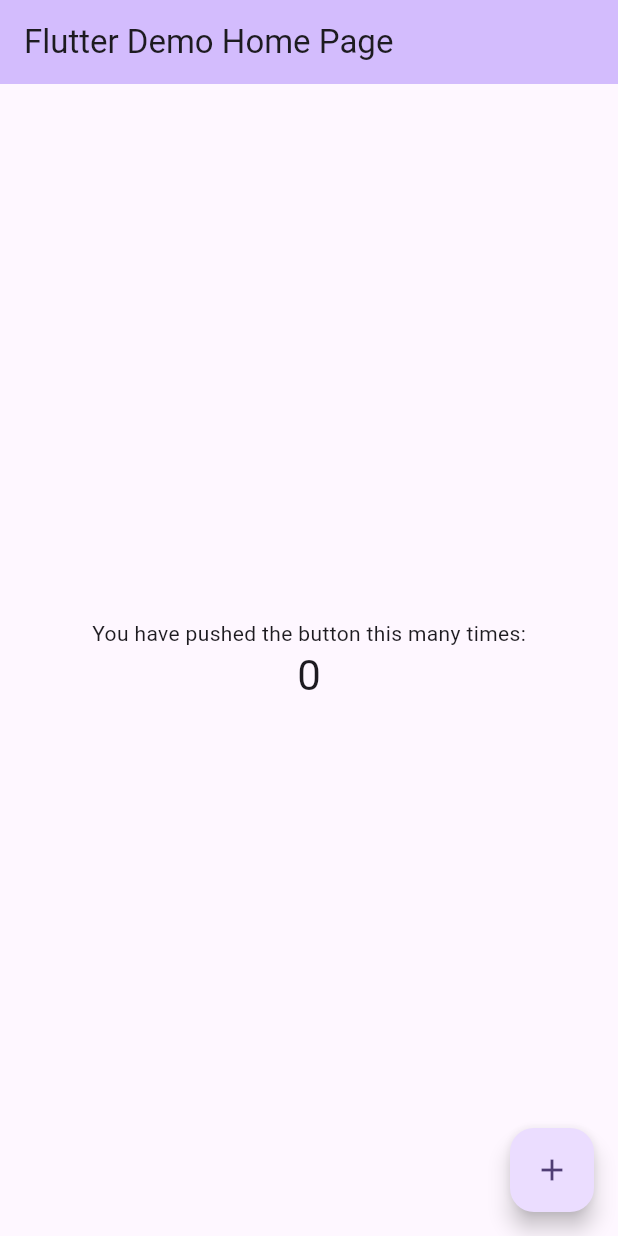
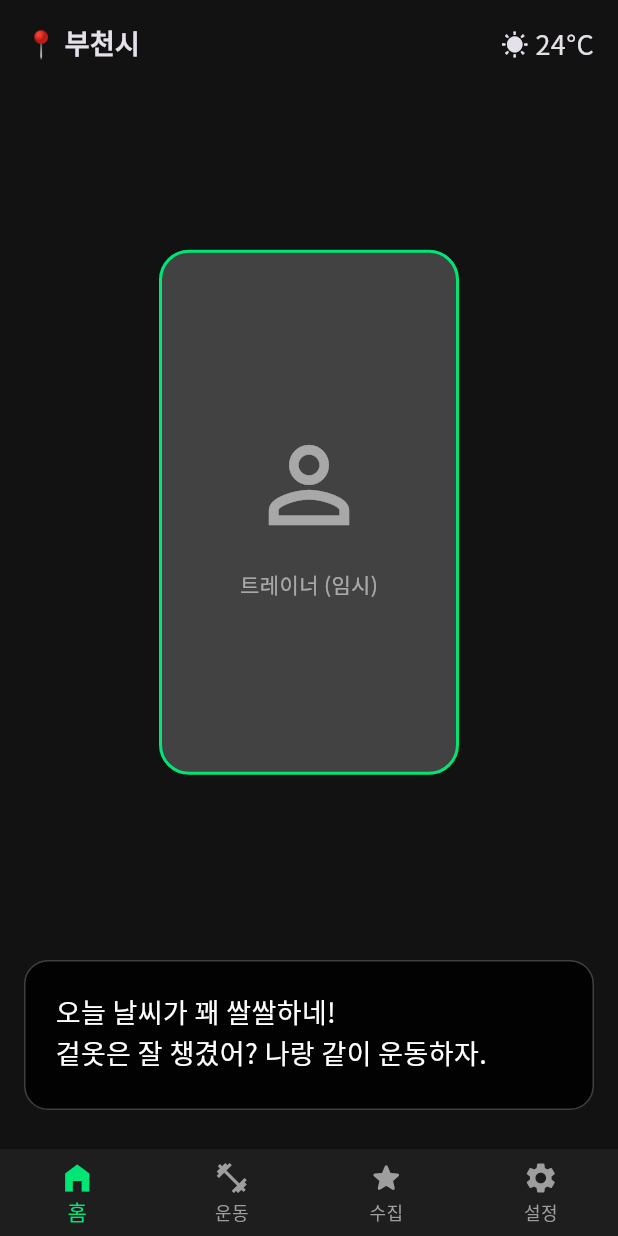
Before and after one commit to ILLUMIN4TION/WeatherExer, a Flutter app: the screen it shows after launch, on a phone screen of 412 x 824 dp. Run offline on Flutter 3.47's test engine with Material 3 defaults, Android fonts, the phone set to English and light mode, and no system bars; our stand-ins replace audioplayers, google_fonts.

Commit message:
2번쨰 커밋, live2d 캐릭터 테스트용 에셋 및 출력될 홈스크린화면 코드

```diff
--- /dev/null
+++ b/lib/core/utils/kma_converter.dart
@@ -0,0 +1,45 @@
+import 'dart:math';
+
+/// 기상청 단기예보(동네예보) 격자 좌표 변환기
+/// (위도, 경도) <-> (X, Y)
+class KmaConverter {
+  // 기상청에서 제공하는 변환 상수들 (람베르트 원추 등각 투영법)
+  static const double RE = 6371.00877; // 지구 반경(km)
+  static const double GRID = 5.0;      // 격자 간격(km)
+  static const double SLAT1 = 30.0;    // 투영 위도1(degree)
+  static const double SLAT2 = 60.0;    // 투영 위도2(degree)
+  static const double OLON = 126.0;    // 기준점 경도(degree)
+  static const double OLAT = 38.0;     // 기준점 위도(degree)
+  static const double XO = 43;         // 기준점 X좌표(GRID)
+  static const double YO = 136;        // 기준점 Y좌표(GRID)
+
+  /// 위경도를 기상청 X, Y 격자 좌표로 변환하는 함수
+  static Map<String, int> latLonToGrid(double lat, double lon) {
+    double degrad = pi / 180.0;
+
+    double re = RE / GRID;
+    double slat1 = SLAT1 * degrad;
+    double slat2 = SLAT2 * degrad;
+    double olon = OLON * degrad;
+    double olat = OLAT * degrad;
+
+    double sn = tan(pi * 0.25 + slat2 * 0.5) / tan(pi * 0.25 + slat1 * 0.5);
+    sn = log(cos(slat1) / cos(slat2)) / log(sn);
+    double sf = tan(pi * 0.25 + slat1 * 0.5);
+    sf = pow(sf, sn) * cos(slat1) / sn;
+    double ro = tan(pi * 0.25 + olat * 0.5);
+    ro = re * sf / pow(ro, sn);
+
+    double ra = tan(pi * 0.25 + (lat) * 0.5);
+    ra = re * sf / pow(ra, sn);
+    double theta = lon * degrad - olon;
+    if (theta > pi) theta -= 2.0 * pi;
+    if (theta < -pi) theta += 2.0 * pi;
+    theta *= sn;
+
+    int x = (ra * sin(theta) + XO + 0.5).floor();
+    int y = (ro - ra * cos(theta) + YO + 0.5).floor();
+
+    return {'x': x, 'y': y};
+  }
+}
--- a/lib/main.dart
+++ b/lib/main.dart
@@ -1,122 +1,35 @@
+// lib/main.dart
 import 'package:flutter/material.dart';
+import 'package:google_fonts/google_fonts.dart';
+import 'screens/main_navigation.dart'; // 분리한 네비게이션 파일 import
 
 void main() {
-  runApp(const MyApp());
+  // 나중에 여기에 Hive 초기화, .env 로드 같은 세팅 로직이 들어갈 자리야!
+  runApp(const WeathexerApp());
 }
 
-class MyApp extends StatelessWidget {
-  const MyApp({super.key});
+class WeathexerApp extends StatelessWidget {
+  const WeathexerApp({super.key});
 
-  // This widget is the root of your application.
   @override
   Widget build(BuildContext context) {
     return MaterialApp(
-      title: 'Flutter Demo',
+      title: 'Weathexer',
+      debugShowCheckedModeBanner: false,
       theme: ThemeData(
-        // This is the theme of your application.
-        //
-        // TRY THIS: Try running your application with "flutter run". You'll see
-        // the application has a purple toolbar. Then, without quitting the app,
-        // try changing the seedColor in the colorScheme below to Colors.green
-        // and then invoke "hot reload" (save your changes or press the "hot
-        // reload" button in a Flutter-supported IDE, or press "r" if you used
-        // the command line to start the app).
-        //
-        // Notice that the counter didn't reset back to zero; the application
-        // state is not lost during the reload. To reset the state, use hot
-        // restart instead.
-        //
-        // This works for code too, not just values: Most code changes can be
-        // tested with just a hot reload.
-        colorScheme: .fromSeed(seedColor: Colors.deepPurple),
+        brightness: Brightness.dark,
+        scaffoldBackgroundColor: const Color(0xFF121212),
+        primaryColor: const Color(0xFF00E676), // 포인트 컬러: 네온 민트
+        textTheme: GoogleFonts.notoSansKrTextTheme(
+          ThemeData(brightness: Brightness.dark).textTheme,
+        ),
+        bottomNavigationBarTheme: const BottomNavigationBarThemeData(
+          backgroundColor: Color(0xFF1E1E1E),
+          selectedItemColor: Color(0xFF00E676),
+          unselectedItemColor: Colors.grey,
+        ),
       ),
-      home: const MyHomePage(title: 'Flutter Demo Home Page'),
+      home: const MainNavigation(), // 시작 화면을 네비게이션으로 지정!
     );
   }
 }
-
-class MyHomePage extends StatefulWidget {
-  const MyHomePage({super.key, required this.title});
-
-  // This widget is the home page of your application. It is stateful, meaning
-  // that it has a State object (defined below) that contains fields that affect
-  // how it looks.
-
-  // This class is the configuration for the state. It holds the values (in this
-  // case the title) provided by the parent (in this case the App widget) and
-  // used by the build method of the State. Fields in a Widget subclass are
-  // always marked "final".
-
-  final String title;
-
-  @override
-  State<MyHomePage> createState() => _MyHomePageState();
-}
-
-class _MyHomePageState extends State<MyHomePage> {
-  int _counter = 0;
-
-  void _incrementCounter() {
-    setState(() {
-      // This call to setState tells the Flutter framework that something has
-      // changed in this State, which causes it to rerun the build method below
-      // so that the display can reflect the updated values. If we changed
-      // _counter without calling setState(), then the build method would not be
-      // called again, and so nothing would appear to happen.
-      _counter++;
-    });
-  }
-
-  @override
-  Widget build(BuildContext context) {
-    // This method is rerun every time setState is called, for instance as done
-    // by the _incrementCounter method above.
-    //
-    // The Flutter framework has been optimized to make rerunning build methods
-    // fast, so that you can just rebuild anything that needs updating rather
-    // than having to individually change instances of widgets.
-    return Scaffold(
-      appBar: AppBar(
-        // TRY THIS: Try changing the color here to a specific color (to
-        // Colors.amber, perhaps?) and trigger a hot reload to see the AppBar
-        // change color while the other colors stay the same.
-        backgroundColor: Theme.of(context).colorScheme.inversePrimary,
-        // Here we take the value from the MyHomePage object that was created by
-        // the App.build method, and use it to set our appbar title.
-        title: Text(widget.title),
-      ),
-      body: Center(
-        // Center is a layout widget. It takes a single child and positions it
-        // in the middle of the parent.
-        child: Column(
-          // Column is also a layout widget. It takes a list of children and
-          // arranges them vertically. By default, it sizes itself to fit its
-          // children horizontally, and tries to be as tall as its parent.
-          //
-          // Column has various properties to control how it sizes itself and
-          // how it positions its children. Here we use mainAxisAlignment to
-          // center the children vertically; the main axis here is the vertical
-          // axis because Columns are vertical (the cross axis would be
-          // horizontal).
-          //
-          // TRY THIS: Invoke "debug painting" (choose the "Toggle Debug Paint"
-          // action in the IDE, or press "p" in the console), to see the
-          // wireframe for each widget.
-          mainAxisAlignment: .center,
-          children: [
-            const Text('You have pushed the button this many times:'),
-            Text(
-              '$_counter',
-              style: Theme.of(context).textTheme.headlineMedium,
-            ),
-          ],
-        ),
-      ),
-      floatingActionButton: FloatingActionButton(
-        onPressed: _incrementCounter,
-        tooltip: 'Increment',
-        child: const Icon(Icons.add),
-      ),
-    );
-  }
-}
--- /dev/null
+++ b/lib/models/character_info.dart
@@ -0,0 +1,9 @@
+class CharacterInfo {
+  final String name;
+  final String blipSoundPath;
+
+  CharacterInfo({
+    required this.name,
+    required this.blipSoundPath,
+  });
+}
--- /dev/null
+++ b/lib/screens/home/home_screen.dart
@@ -0,0 +1,108 @@
+import 'package:flutter/material.dart';
+// 아까 만든 타이프라이터 위젯과 모델을 import 해줘 (경로는 본인 프로젝트에 맞게 확인)
+import '../../widgets/custom/typewriter_text.dart';
+import '../../models/character_info.dart';
+
+class HomeScreen extends StatefulWidget {
+  const HomeScreen({super.key});
+
+  @override
+  State<HomeScreen> createState() => _HomeScreenState();
+}
+
+class _HomeScreenState extends State<HomeScreen> {
+  // 임시 캐릭터 데이터 생성
+  final CharacterInfo dummyCharacter = CharacterInfo(
+    name: "트레이너",
+    blipSoundPath: "assets/audio/sound_effect/blip.wav", // 여기에 본인이 넣은 파일명 입력!
+  );
+
+  @override
+  Widget build(BuildContext context) {
+    return Scaffold(
+      // 배경색은 전체 테마를 따라가지만 명시적으로 다크하게 설정
+      backgroundColor: const Color(0xFF121212),
+      body: SafeArea(
+        child: Column(
+          children: [
+            // 1. 상단: 날씨 정보 (임시)
+            Padding(
+              padding: const EdgeInsets.all(16.0),
+              child: Row(
+                mainAxisAlignment: MainAxisAlignment.spaceBetween,
+                children: const [
+                  Text(
+                    "📍 부천시",
+                    style: TextStyle(fontSize: 18, fontWeight: FontWeight.bold),
+                  ),
+                  Text("☀️ 24°C", style: TextStyle(fontSize: 18)),
+                ],
+              ),
+            ),
+
+            // 2. 중앙: 캐릭터 임시 플레이스홀더 (도형)
+            Expanded(
+              child: Center(
+                child: Container(
+                  width: 200,
+                  height: 350,
+                  decoration: BoxDecoration(
+                    color: Colors.grey.shade800,
+                    borderRadius: BorderRadius.circular(20),
+                    border: Border.all(
+                      color: const Color(0xFF00E676),
+                      width: 2,
+                    ), // 민트색 테두리
+                  ),
+                  child: Column(
+                    mainAxisAlignment: MainAxisAlignment.center,
+                    children: [
+                      const Icon(
+                        Icons.person_outline,
+                        size: 80,
+                        color: Colors.white54,
+                      ),
+                      const SizedBox(height: 16),
+                      Text(
+                        "${dummyCharacter.name} (임시)",
+                        style: const TextStyle(color: Colors.white54),
+                      ),
+                    ],
+                  ),
+                ),
+              ),
+            ),
+
+            // 3. 하단: 대화창 및 타이프라이터 텍스트
+            Padding(
+              padding: const EdgeInsets.all(16.0),
+              child: Container(
+                width: double.infinity,
+                // 🔥 수정된 부분: minHeight 대신 constraints 속성 사용
+                constraints: const BoxConstraints(minHeight: 100),
+                padding: const EdgeInsets.all(20),
+                decoration: BoxDecoration(
+                  color: Colors.black87,
+                  borderRadius: BorderRadius.circular(16),
+                  border: Border.all(color: Colors.white24),
+                ),
+                child: TypewriterText(
+                  text: "오늘 날씨가 꽤 쌀쌀하네!\n겉옷은 잘 챙겼어? 나랑 같이 운동하자.",
+                  soundPath: dummyCharacter.blipSoundPath,
+                  speed: 40,
+                  textStyle: const TextStyle(
+                    fontSize: 18,
+                    color: Colors.white,
+                    height: 1.5,
+                  ),
+                ),
+              ),
+            ),
+
+            const SizedBox(height: 10), // 하단 네비게이션 바와의 간격
+          ],
+        ),
+      ),
+    );
+  }
+}
--- /dev/null
+++ b/lib/screens/main_navigation.dart
@@ -0,0 +1,46 @@
+// lib/screens/main_navigation.dart
+import 'package:flutter/material.dart';
+import 'home/home_screen.dart'; // 홈 화면 import
+
+class MainNavigation extends StatefulWidget {
+  const MainNavigation({super.key});
+
+  @override
+  State<MainNavigation> createState() => _MainNavigationState();
+}
+
+class _MainNavigationState extends State<MainNavigation> {
+  int _selectedIndex = 0;
+
+  // 4개의 탭 리스트
+  final List<Widget> _screens = [
+    const HomeScreen(), // 1번 탭: 방금 만든 홈 화면
+    const Center(child: Text('탭 2: 운동 (대시보드)', style: TextStyle(fontSize: 24))),
+    const Center(child: Text('탭 3: 수집 및 상점', style: TextStyle(fontSize: 24))),
+    const Center(child: Text('탭 4: 설정', style: TextStyle(fontSize: 24))),
+  ];
+
+  void _onItemTapped(int index) {
+    setState(() {
+      _selectedIndex = index;
+    });
+  }
+
+  @override
+  Widget build(BuildContext context) {
+    return Scaffold(
+      body: _screens[_selectedIndex],
+      bottomNavigationBar: BottomNavigationBar(
+        type: BottomNavigationBarType.fixed,
+        currentIndex: _selectedIndex,
+        onTap: _onItemTapped,
+        items: const [
+          BottomNavigationBarItem(icon: Icon(Icons.home_filled), label: '홈'),
+          BottomNavigationBarItem(icon: Icon(Icons.fitness_center), label: '운동'),
+          BottomNavigationBarItem(icon: Icon(Icons.star_rounded), label: '수집'),
+          BottomNavigationBarItem(icon: Icon(Icons.settings), label: '설정'),
+        ],
+      ),
+    );
+  }
+}
--- /dev/null
+++ b/lib/widgets/custom/typewriter_text.dart
@@ -0,0 +1,85 @@
+import 'package:flutter/material.dart';
+import 'package:audioplayers/audioplayers.dart';
+
+class TypewriterText extends StatefulWidget {
+  final String text;
+  final String soundPath;
+  final TextStyle? textStyle;
+  final int speed; // 기본 타건 속도 (ms)
+
+  const TypewriterText({
+    super.key,
+    required this.text,
+    required this.soundPath,
+    this.textStyle,
+    this.speed = 40,
+  });
+
+  @override
+  State<TypewriterText> createState() => _TypewriterTextState();
+}
+
+class _TypewriterTextState extends State<TypewriterText> {
+  String _displayedText = "";
+  final AudioPlayer _audioPlayer = AudioPlayer();
+  bool _isTyping = true; // 화면이 넘어갔을 때 타이핑을 중지하기 위한 플래그
+
+  @override
+  void initState() {
+    super.initState();
+    _audioPlayer.setReleaseMode(ReleaseMode.stop);
+    _audioPlayer.setPlayerMode(PlayerMode.lowLatency);
+    _startTyping();
+  }
+
+  // Timer.periodic 대신 비동기 함수(async)로 변경!
+  Future<void> _startTyping() async {
+    for (int i = 0; i < widget.text.length; i++) {
+      // 위젯이 화면에서 사라졌거나 타이핑이 끝났으면 루프 종료
+      if (!mounted || !_isTyping) break;
+
+      setState(() {
+        _displayedText += widget.text[i];
+      });
+
+      String currentChar = widget.text[i];
+      int currentDelay = widget.speed; // 기본 속도 40ms
+      bool shouldPlaySound = true;
+
+      // 1. 문자에 따른 호흡(딜레이) 및 사운드 조절
+      if (currentChar == ' ' || currentChar == '\n') {
+        shouldPlaySound = false;
+        // 띄어쓰기는 딜레이 그대로
+      } else if (['.', '?', '!'].contains(currentChar)) {
+        shouldPlaySound = false; // 구두점에서는 소리 안 남
+        currentDelay = 500;      // 마침표 등은 0.5초(500ms) 크게 쉼
+      } else if (currentChar == ',') {
+        shouldPlaySound = false;
+        currentDelay = 250;      // 쉼표는 0.25초 살짝 쉼
+      }
+
+      // 2. 효과음 재생
+      if (shouldPlaySound) {
+        _audioPlayer.play(AssetSource(widget.soundPath.replaceFirst('assets/', '')));
+      }
+
+      // 3. 계산된 시간만큼 대기 (UI를 멈추지 않고 비동기적으로 대기함)
+      await Future.delayed(Duration(milliseconds: currentDelay));
+    }
+  }
+
+  @override
+  void dispose() {
+    _isTyping = false; // 루프 안전 종료
+    _audioPlayer.dispose();
+    super.dispose();
+  }
+
+  @override
+  Widget build(BuildContext context) {
+    return Text(
+      _displayedText,
+      style: widget.textStyle ?? const TextStyle(fontSize: 16, color: Colors.white),
+    );
+  }
+}
```
Also changed, not shown: pubspec.yaml (+11 -30 lines), pubspec.lock, 6 other files.
